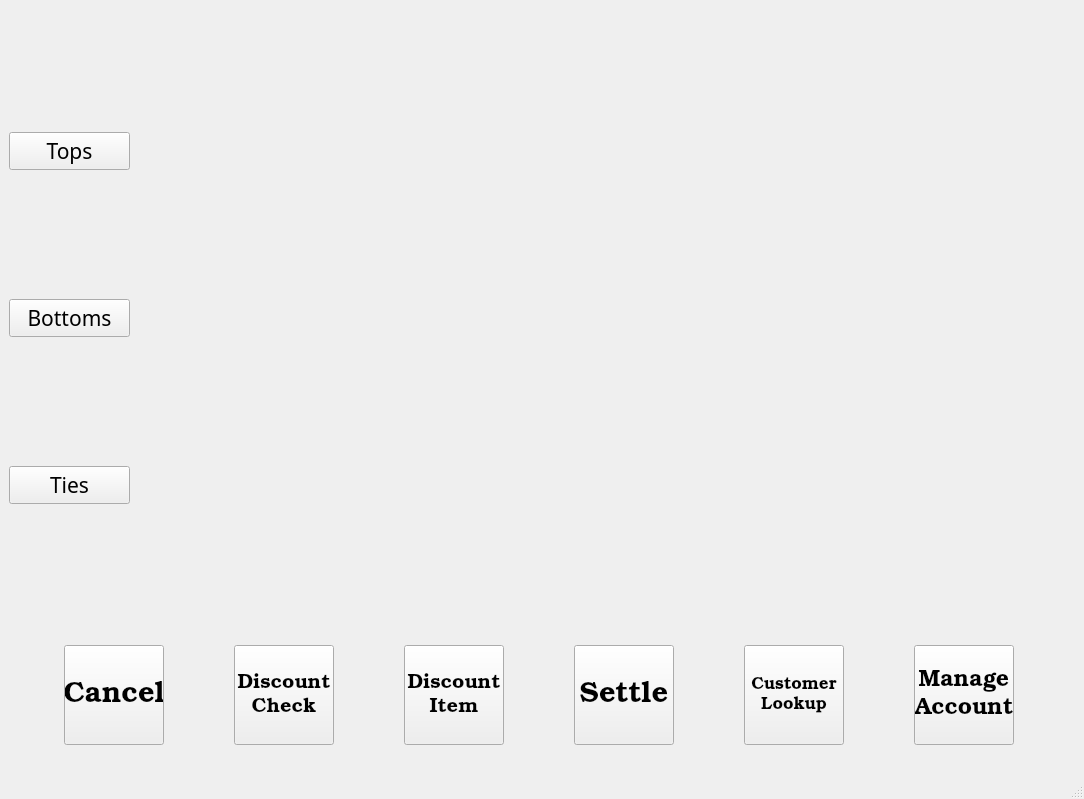
Before: the Qt Designer form QTDesigner/make_sale.ui in mudman266/pypos, drawn with Qt 5.
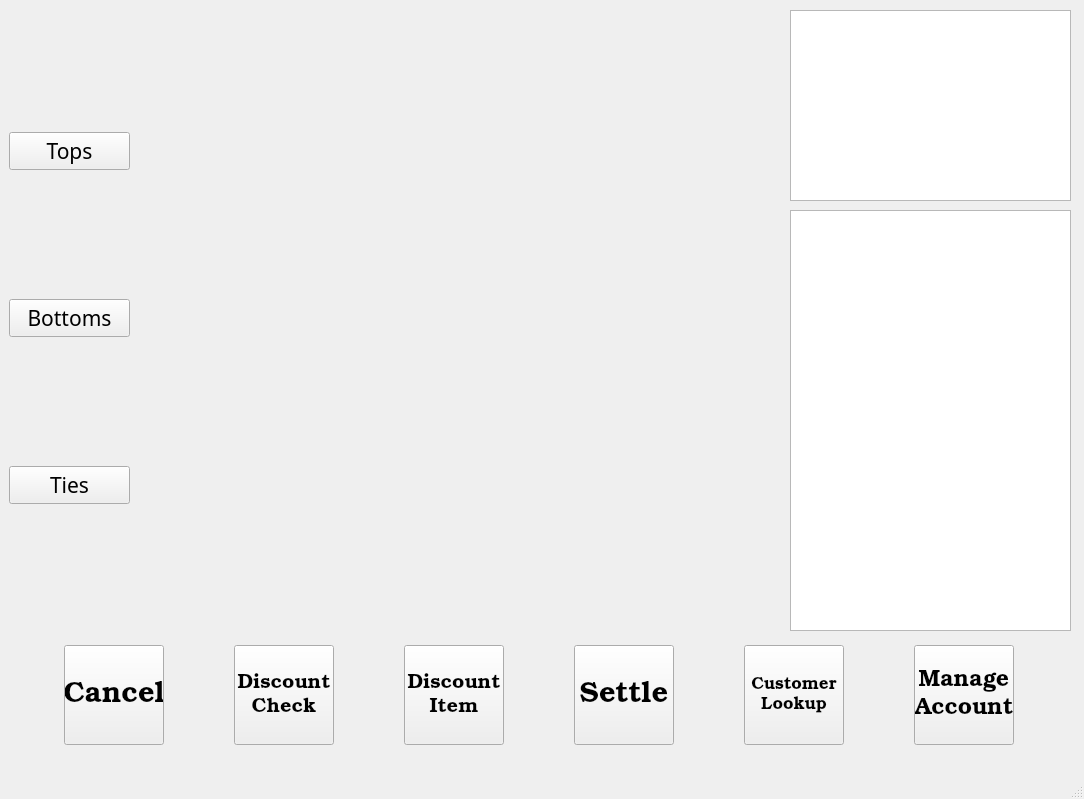
After: the same form once the commit is applied.

Commit message: Added manufacturing items to manager window

Patch:
```diff
--- a/QTDesigner/make_sale.ui
+++ b/QTDesigner/make_sale.ui
@@ -320,6 +320,26 @@
     </property>
     <layout class="QGridLayout" name="gridLayout"/>
    </widget>
+   <widget class="QTableView" name="tableView">
+    <property name="geometry">
+     <rect>
+      <x>790</x>
+      <y>10</y>
+      <width>281</width>
+      <height>191</height>
+     </rect>
+    </property>
+   </widget>
+   <widget class="QTableView" name="tableView_2">
+    <property name="geometry">
+     <rect>
+      <x>790</x>
+      <y>210</y>
+      <width>281</width>
+      <height>421</height>
+     </rect>
+    </property>
+   </widget>
   </widget>
   <widget class="QMenuBar" name="menubar">
    <property name="geometry">
```
The commit also changes 7 other files.
